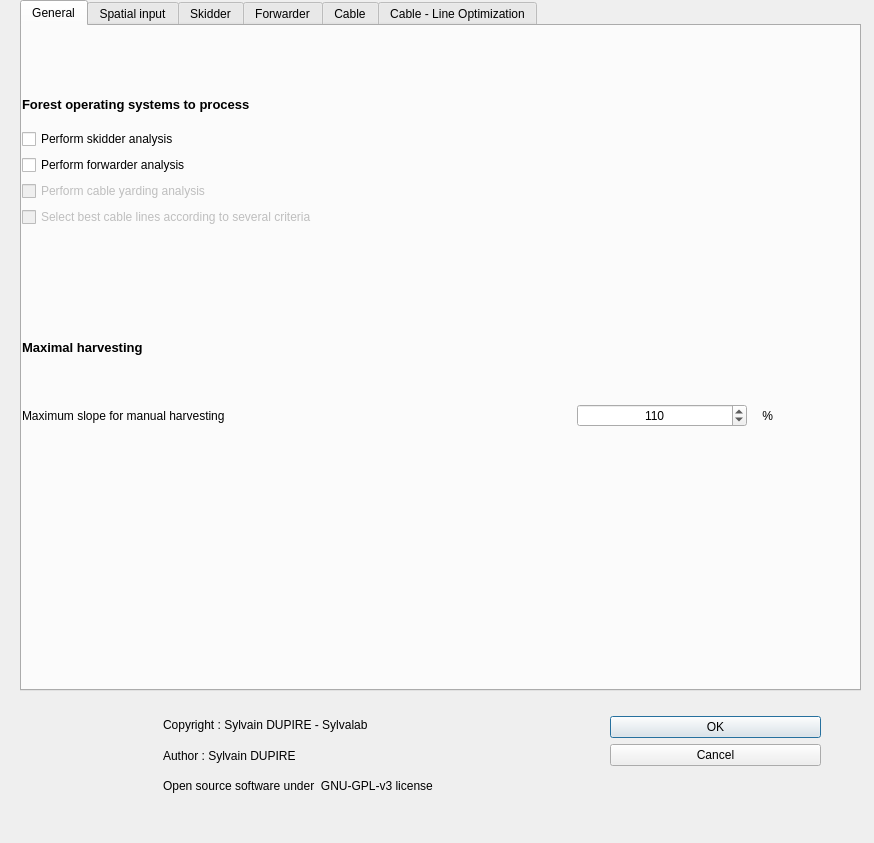
Before: the Qt Designer form sylvaccess_plugin/sylvaccess_plugin_dialog_base.ui in Tijjat/Sylvaccess_qgis_plugin, drawn with Qt 5.
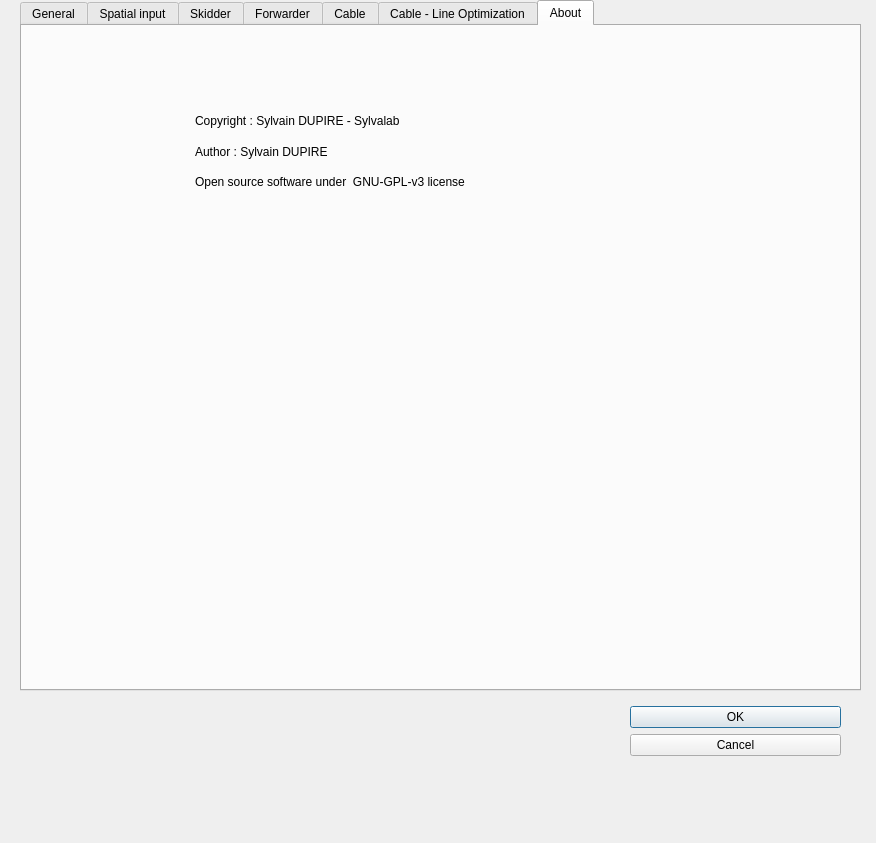
After: the same form once the commit is applied. The open tabs and pages were chosen to show the change. Icons and pictures are not drawn.

Commit message: Ajout tab à propos + minor fix

What changed in the file:
```diff
--- a/sylvaccess_plugin/sylvaccess_plugin_dialog_base.ui
+++ b/sylvaccess_plugin/sylvaccess_plugin_dialog_base.ui
@@ -6,7 +6,7 @@
    <rect>
     <x>0</x>
     <y>0</y>
-    <width>874</width>
+    <width>876</width>
     <height>843</height>
    </rect>
   </property>
@@ -27,8 +27,8 @@
   <widget class="QDialogButtonBox" name="button_box">
    <property name="geometry">
     <rect>
-     <x>610</x>
-     <y>700</y>
+     <x>630</x>
+     <y>690</y>
      <width>211</width>
      <height>81</height>
     </rect>
@@ -4669,12 +4669,15 @@
      </layout>
     </widget>
    </widget>
-  </widget>
+   <widget class="QWidget" name="a_propos">
+    <attribute name="title">
+     <string>About</string>
+    </attribute>
   <widget class="QWidget" name="horizontalLayoutWidget_2">
    <property name="geometry">
     <rect>
-     <x>10</x>
-     <y>710</y>
+       <x>20</x>
+       <y>80</y>
      <width>423</width>
      <height>91</height>
     </rect>
@@ -4748,6 +4751,33 @@
      </layout>
     </item>
    </layout>
+    </widget>
+    <widget class="QLabel" name="label_137">
+     <property name="geometry">
+      <rect>
+       <x>10</x>
+       <y>200</y>
+       <width>291</width>
+       <height>171</height>
+      </rect>
+     </property>
+     <property name="font">
+      <font>
+       <pointsize>9</pointsize>
+       <stylestrategy>PreferDefault</stylestrategy>
+      </font>
+     </property>
+     <property name="pixmap">
+      <pixmap>img/Cosylval_logo.png</pixmap>
+     </property>
+     <property name="scaledContents">
+      <bool>true</bool>
+     </property>
+     <property name="alignment">
+      <set>Qt::AlignCenter</set>
+     </property>
+    </widget>
+   </widget>
   </widget>
  </widget>
  <resources/>
```
Lines whose indentation alone changed are shown as unchanged. The commit also changes 5 other files.
